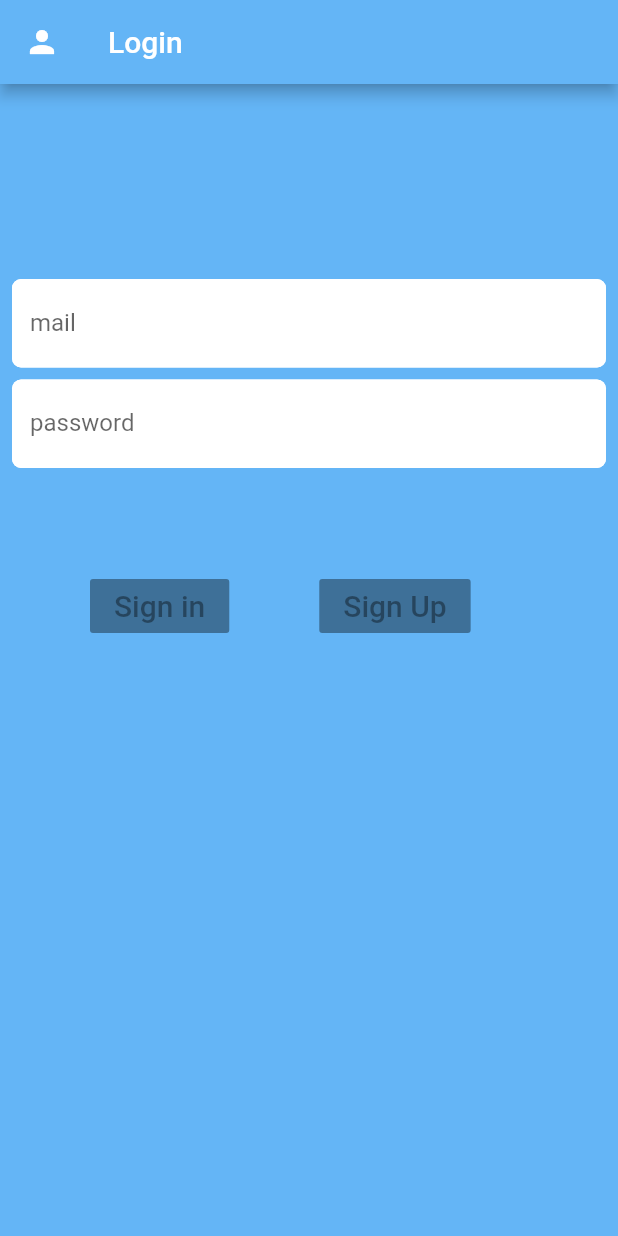
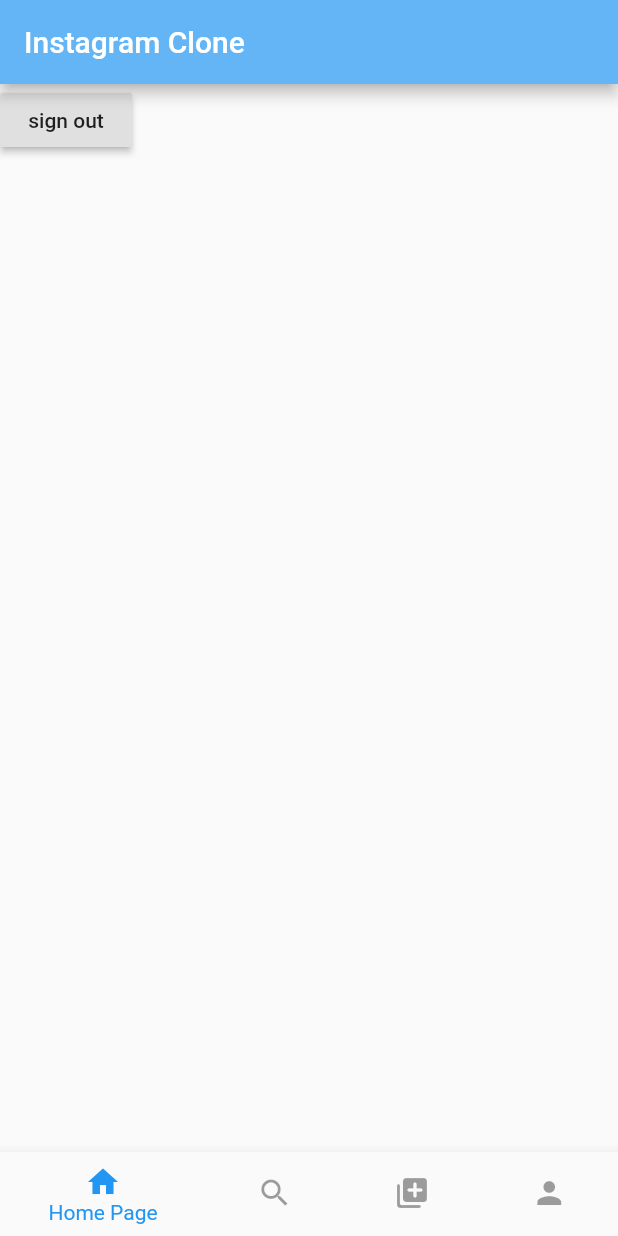
Before and after one commit to tubakocabiyik0/instagram-clone, a Flutter app: the screen it shows after launch, on a phone screen of 412 x 824 dp. Run offline on Flutter 3.47's test engine with Material 2 defaults, Android fonts, the phone set to English and light mode, and no system bars; our stand-ins replace cloud_firestore, firebase_auth, firebase_core, firebase_storage, image_picker; accounts and stored records are empty.

```diff
--- a/lib/main.dart
+++ b/lib/main.dart
@@ -1,4 +1,6 @@
 import 'package:flutter/material.dart';
+import 'package:insta_clone/screens/FirebaseIn%C4%B1t.dart';
+import 'package:insta_clone/screens/home_screen.dart';
 import 'package:insta_clone/screens/login_screen.dart';
 
 void main() {
@@ -11,9 +13,11 @@ class MyApp extends StatelessWidget {
   Widget build(BuildContext context) {
     return MaterialApp(
       debugShowCheckedModeBanner: false,
-      initialRoute: 'login',
+      initialRoute: 'FırebaseInit',
       routes: {
+        'FırebaseInit':(context) =>App(),
         'login': (context) => LoginScreen(),
+        'home':(context)=>HomePage(),
       },
     );
   }
--- /dev/null
+++ b/lib/screens/FirebaseInıt.dart
@@ -0,0 +1,74 @@
+import 'package:firebase_auth/firebase_auth.dart';
+import 'package:flutter/material.dart';
+
+// Import the firebase_core plugin
+import 'package:firebase_core/firebase_core.dart';
+import 'package:insta_clone/screens/home_screen.dart';
+import 'package:insta_clone/screens/login_screen.dart';
+
+
+class App extends StatefulWidget {
+  // Create the initialization Future outside of `build`:
+  @override
+  _AppState createState() => _AppState();
+}
+
+class _AppState extends State<App> {
+  final Future<FirebaseApp> _initialization = Firebase.initializeApp();
+  FirebaseAuth firebaseAuth= FirebaseAuth.instance;
+  bool isTrue;
+  @override
+  void initState() {
+    // TODO: implement initState
+    super.initState();
+    if(firebaseAuth.currentUser!=null){
+    setState(() {
+      isTrue=true;
+    });
+
+    }else{
+      setState(() {
+        isTrue=false;
+      });
+
+    }
+    FirebaseAuth.instance
+        .authStateChanges()
+        .listen((User user) {
+      if (user == null) {
+        print('User is currently signed out!');
+      } else {
+        print('User is signed in!');
+      }
+    });
+
+  }
+
+
+        @override
+        Widget build(BuildContext context)
+    {
+      return FutureBuilder(
+        // Initialize FlutterFire:
+        future: _initialization,
+        builder: (context, snapshot) {
+          // Check for errors
+          if (snapshot.hasError) {
+            return Text("error");
+          }
+
+          // Once complete, show your application
+          if (snapshot.connectionState == ConnectionState.done) {
+           if(isTrue!=null){
+             return HomePage();
+           }else{
+             return LoginScreen();
+           }
+          }
+
+          // Otherwise, show something whilst waiting for initialization to complete
+          return Center(child: CircularProgressIndicator(),);
+        },
+      );
+    }
+  }
--- /dev/null
+++ b/lib/screens/home_screen.dart
@@ -0,0 +1,84 @@
+import 'package:firebase_auth/firebase_auth.dart';
+import 'package:firebase_core/firebase_core.dart';
+import 'package:flutter/cupertino.dart';
+import 'package:flutter/material.dart';
+import 'package:insta_clone/screens/post_add_screen.dart';
+import 'package:insta_clone/screens/profile_screen.dart';
+
+class HomePage extends StatefulWidget {
+  @override
+  State<StatefulWidget> createState() {
+    return _HomePageState();
+  }
+// This widget is the root of your application.
+
+}
+
+class _HomePageState extends State<HomePage> {
+  int _index = 0;
+  FirebaseAuth _firebaseAuth = FirebaseAuth.instance;
+  @override
+  Widget build(BuildContext context) {
+    return Scaffold(
+      appBar: AppBar(
+        backgroundColor: Colors.blue.shade300,
+        title: Text("Instagram Clone"),
+      ),
+      body: homeBody(),
+      bottomNavigationBar: BottomNavigationBar(
+        unselectedItemColor: Colors.black38,
+        selectedItemColor: Colors.blue,
+        currentIndex: _index,
+        onTap: (index) {
+          setState(() {
+            _index=index;
+
+          });
+        },
+        items:const <BottomNavigationBarItem> [
+          BottomNavigationBarItem(
+            icon: Icon(Icons.home),
+            label: "Home Page",
+          ),
+          BottomNavigationBarItem(
+            icon: Icon(Icons.search),
+            label: "Search",
+          ),
+          BottomNavigationBarItem(
+            icon: Icon(Icons.add_to_photos_rounded),
+            label: "Add",
+          ),
+          BottomNavigationBarItem(
+            icon: Icon(Icons.person),
+            label: "You",
+          ),
+        ],
+      ),
+    );
+  }
+
+  homeBody() {
+    if(_index==0){
+      return homePage();
+      }
+    if(_index==2){
+      return PostAdd();
+    }
+    if(_index==3){
+      return ProfilePage();
+    }
+
+
+  }
+
+  homePage() {
+return RaisedButton(
+  child: Text("sign out"),
+  onPressed: () async{
+    await _firebaseAuth.signOut();
+    Navigator.of(context).pushReplacementNamed('login');
+  }
+  ,
+);
+  }
+}
```
Also changed, not shown: lib/screens/login_screen.dart (+77 -15 lines), lib/screens/post_add_screen.dart (added, +125 -0 lines), lib/screens/profile_screen.dart (added, +24 -0 lines), pubspec.yaml (+6 -1 lines), pubspec.lock, 3 other files.
